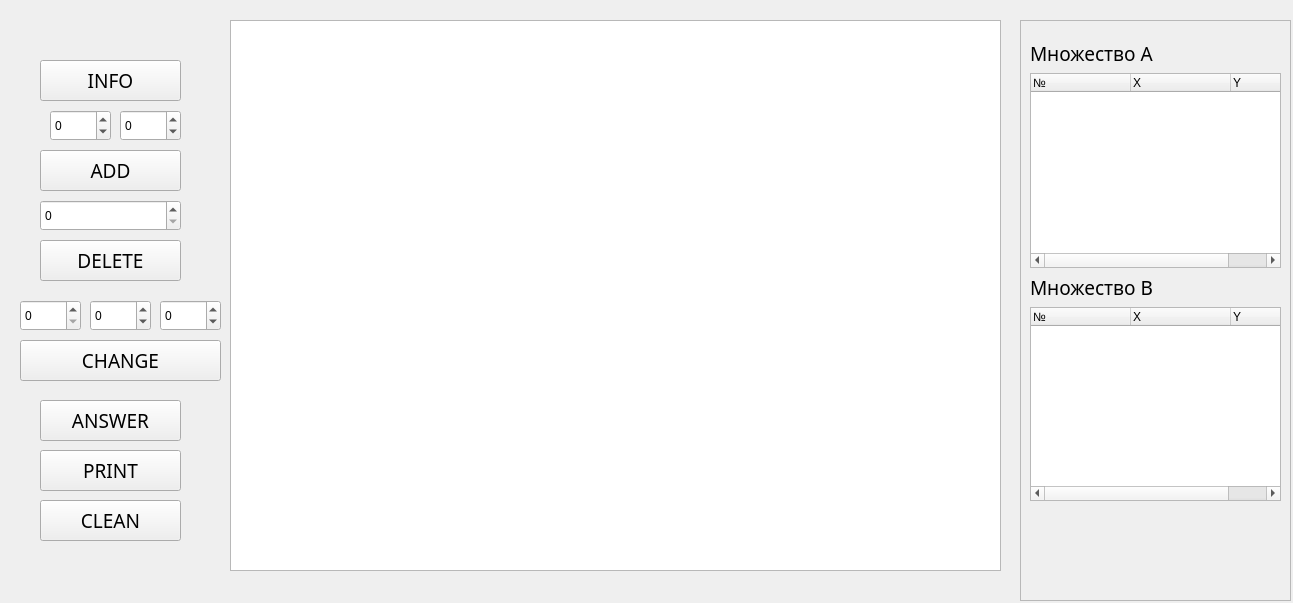
Above: lab_1/main.ui from m4kson/bmstu_iu7_4sem_KG before the change. Below: the same form after it.
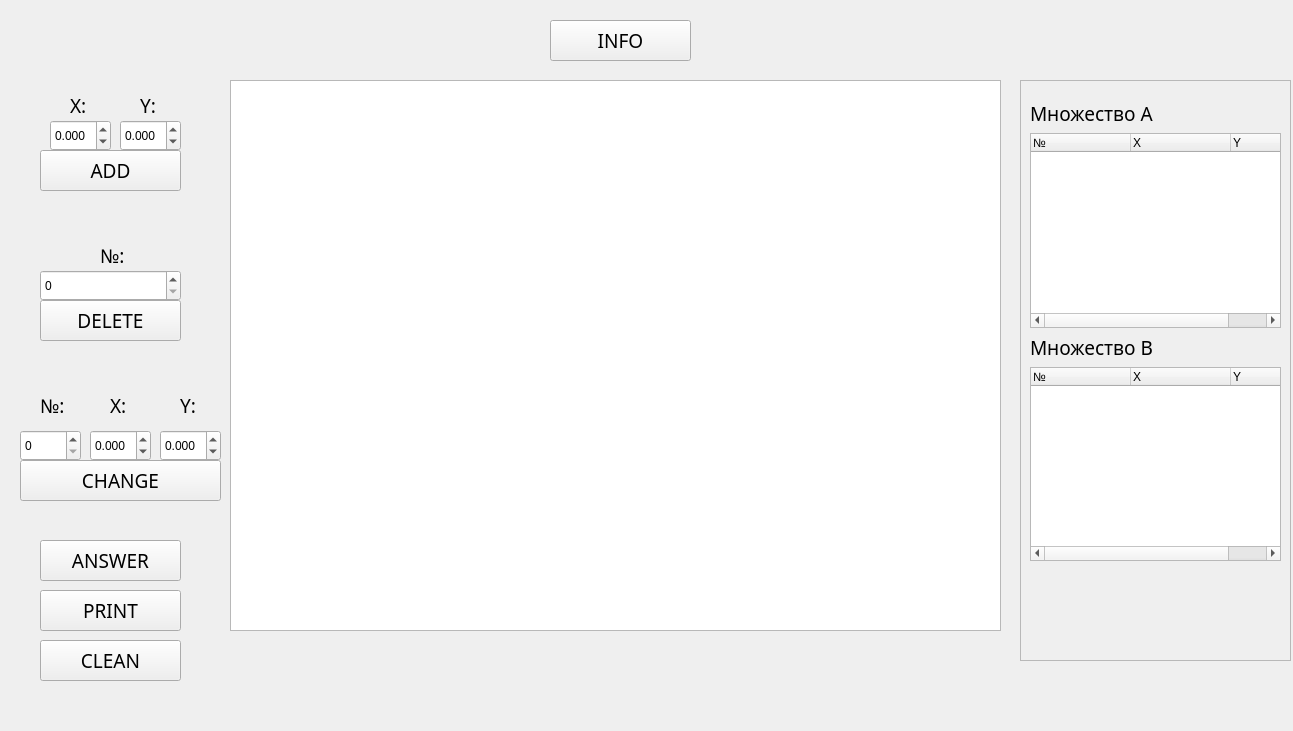
That is the form after the change.

Commit message: spinboxes become double, some interface changes

What changed in the file:
```diff
--- a/lab_1/main.ui
+++ b/lab_1/main.ui
@@ -7,7 +7,7 @@
     <x>0</x>
     <y>0</y>
     <width>1293</width>
-    <height>603</height>
+    <height>731</height>
    </rect>
   </property>
   <property name="windowTitle">
@@ -18,7 +18,7 @@
     <property name="geometry">
      <rect>
       <x>1020</x>
-      <y>20</y>
+      <y>80</y>
       <width>271</width>
       <height>581</height>
      </rect>
@@ -125,43 +125,30 @@
      <string>ADD</string>
     </property>
    </widget>
-   <widget class="QSpinBox" name="spinBox">
+   <widget class="QDoubleSpinBox" name="add_x_spinbox">
     <property name="geometry">
      <rect>
       <x>50</x>
-      <y>110</y>
+      <y>120</y>
       <width>61</width>
       <height>31</height>
      </rect>
     </property>
-    <property name="minimum">
-     <number>-999999999</number>
+    <property name="decimals">
+     <number>3</number>
     </property>
-    <property name="maximum">
-     <number>999999999</number>
-    </property>
-   </widget>
-   <widget class="QSpinBox" name="spinBox_2">
-    <property name="geometry">
-     <rect>
-      <x>120</x>
-      <y>110</y>
-      <width>61</width>
-      <height>31</height>
-     </rect>
-    </property>
     <property name="minimum">
-     <number>-999999999</number>
+     <double>-99999999.000000000000000</double>
     </property>
     <property name="maximum">
-     <number>999999999</number>
+     <double>99999999.000000000000000</double>
     </property>
    </widget>
    <widget class="QSpinBox" name="spinBox_3">
     <property name="geometry">
      <rect>
       <x>40</x>
-      <y>200</y>
+      <y>270</y>
       <width>141</width>
       <height>31</height>
      </rect>
@@ -174,7 +161,7 @@
     <property name="geometry">
      <rect>
       <x>40</x>
-      <y>240</y>
+      <y>300</y>
       <width>141</width>
       <height>41</height>
      </rect>
@@ -192,8 +179,8 @@
    <widget class="QPushButton" name="pushButton_3">
     <property name="geometry">
      <rect>
-      <x>40</x>
-      <y>60</y>
+      <x>550</x>
+      <y>20</y>
       <width>141</width>
       <height>41</height>
      </rect>
@@ -212,7 +199,7 @@
     <property name="geometry">
      <rect>
       <x>20</x>
-      <y>300</y>
+      <y>430</y>
       <width>61</width>
       <height>31</height>
      </rect>
@@ -221,43 +208,11 @@
      <number>1000</number>
     </property>
    </widget>
-   <widget class="QSpinBox" name="spinBox_5">
-    <property name="geometry">
-     <rect>
-      <x>90</x>
-      <y>300</y>
-      <width>61</width>
-      <height>31</height>
-     </rect>
-    </property>
-    <property name="minimum">
-     <number>-99999999</number>
-    </property>
-    <property name="maximum">
-     <number>999999999</number>
-    </property>
-   </widget>
-   <widget class="QSpinBox" name="spinBox_6">
-    <property name="geometry">
-     <rect>
-      <x>160</x>
-      <y>300</y>
-      <width>61</width>
-      <height>31</height>
-     </rect>
-    </property>
-    <property name="minimum">
-     <number>-99999999</number>
-    </property>
-    <property name="maximum">
-     <number>999999999</number>
-    </property>
-   </widget>
-   <widget class="QPushButton" name="pushButton_4">
+   <widget class="QPushButton" name="change_btn">
     <property name="geometry">
      <rect>
       <x>20</x>
-      <y>340</y>
+      <y>460</y>
       <width>201</width>
       <height>41</height>
      </rect>
@@ -276,7 +231,7 @@
     <property name="geometry">
      <rect>
       <x>40</x>
-      <y>400</y>
+      <y>540</y>
       <width>141</width>
       <height>41</height>
      </rect>
@@ -295,7 +250,7 @@
     <property name="geometry">
      <rect>
       <x>40</x>
-      <y>450</y>
+      <y>590</y>
       <width>141</width>
       <height>41</height>
      </rect>
@@ -314,7 +269,7 @@
     <property name="geometry">
      <rect>
       <x>40</x>
-      <y>500</y>
+      <y>640</y>
       <width>141</width>
       <height>41</height>
      </rect>
@@ -333,12 +288,183 @@
     <property name="geometry">
      <rect>
       <x>230</x>
-      <y>20</y>
+      <y>80</y>
       <width>771</width>
       <height>551</height>
      </rect>
     </property>
    </widget>
+   <widget class="QLabel" name="label_3">
+    <property name="geometry">
+     <rect>
+      <x>70</x>
+      <y>90</y>
+      <width>21</width>
+      <height>31</height>
+     </rect>
+    </property>
+    <property name="font">
+     <font>
+      <family>Eras Bold ITC</family>
+      <pointsize>14</pointsize>
+     </font>
+    </property>
+    <property name="text">
+     <string>X:</string>
+    </property>
+   </widget>
+   <widget class="QLabel" name="label_4">
+    <property name="geometry">
+     <rect>
+      <x>140</x>
+      <y>90</y>
+      <width>21</width>
+      <height>31</height>
+     </rect>
+    </property>
+    <property name="font">
+     <font>
+      <family>Eras Bold ITC</family>
+      <pointsize>14</pointsize>
+     </font>
+    </property>
+    <property name="text">
+     <string>Y:</string>
+    </property>
+   </widget>
+   <widget class="QLabel" name="label_5">
+    <property name="geometry">
+     <rect>
+      <x>100</x>
+      <y>240</y>
+      <width>31</width>
+      <height>31</height>
+     </rect>
+    </property>
+    <property name="font">
+     <font>
+      <family>Eras Bold ITC</family>
+      <pointsize>14</pointsize>
+     </font>
+    </property>
+    <property name="text">
+     <string>№:</string>
+    </property>
+   </widget>
+   <widget class="QLabel" name="label_6">
+    <property name="geometry">
+     <rect>
+      <x>110</x>
+      <y>390</y>
+      <width>21</width>
+      <height>31</height>
+     </rect>
+    </property>
+    <property name="font">
+     <font>
+      <family>Eras Bold ITC</family>
+      <pointsize>14</pointsize>
+     </font>
+    </property>
+    <property name="text">
+     <string>X:</string>
+    </property>
+   </widget>
+   <widget class="QLabel" name="label_7">
+    <property name="geometry">
+     <rect>
+      <x>180</x>
+      <y>390</y>
+      <width>21</width>
+      <height>31</height>
+     </rect>
+    </property>
+    <property name="font">
+     <font>
+      <family>Eras Bold ITC</family>
+      <pointsize>14</pointsize>
+     </font>
+    </property>
+    <property name="text">
+     <string>Y:</string>
+    </property>
+   </widget>
+   <widget class="QLabel" name="label_8">
+    <property name="geometry">
+     <rect>
+      <x>40</x>
+      <y>390</y>
+      <width>31</width>
+      <height>31</height>
+     </rect>
+    </property>
+    <property name="font">
+     <font>
+      <family>Eras Bold ITC</family>
+      <pointsize>14</pointsize>
+     </font>
+    </property>
+    <property name="text">
+     <string>№:</string>
+    </property>
+   </widget>
+   <widget class="QDoubleSpinBox" name="add_y_spinbox">
+    <property name="geometry">
+     <rect>
+      <x>120</x>
+      <y>120</y>
+      <width>61</width>
+      <height>31</height>
+     </rect>
+    </property>
+    <property name="decimals">
+     <number>3</number>
+    </property>
+    <property name="minimum">
+     <double>-99999999.000000000000000</double>
+    </property>
+    <property name="maximum">
+     <double>99999999.000000000000000</double>
+    </property>
+   </widget>
+   <widget class="QDoubleSpinBox" name="change_x_spinbox">
+    <property name="geometry">
+     <rect>
+      <x>90</x>
+      <y>430</y>
+      <width>61</width>
+      <height>31</height>
+     </rect>
+    </property>
+    <property name="decimals">
+     <number>3</number>
+    </property>
+    <property name="minimum">
+     <double>-99999999.000000000000000</double>
+    </property>
+    <property name="maximum">
+     <double>99999999.000000000000000</double>
+    </property>
+   </widget>
+   <widget class="QDoubleSpinBox" name="change_y_spinbox">
+    <property name="geometry">
+     <rect>
+      <x>160</x>
+      <y>430</y>
+      <width>61</width>
+      <height>31</height>
+     </rect>
+    </property>
+    <property name="decimals">
+     <number>3</number>
+    </property>
+    <property name="minimum">
+     <double>-99999999.000000000000000</double>
+    </property>
+    <property name="maximum">
+     <double>99999999.000000000000000</double>
+    </property>
+   </widget>
   </widget>
  </widget>
  <resources/>
```
Left out of the diff: 29 changed lines with no effect on the pictures. The commit also changes 1 other file.
